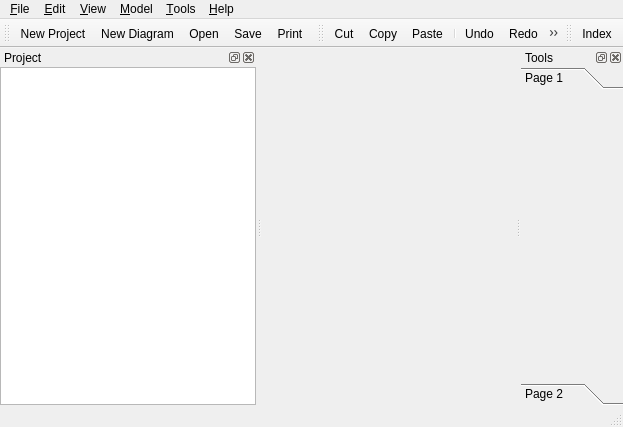
Qt form src/jalapaquery/mainwindow.ui (leonhad/jalapaquery) before a commit.
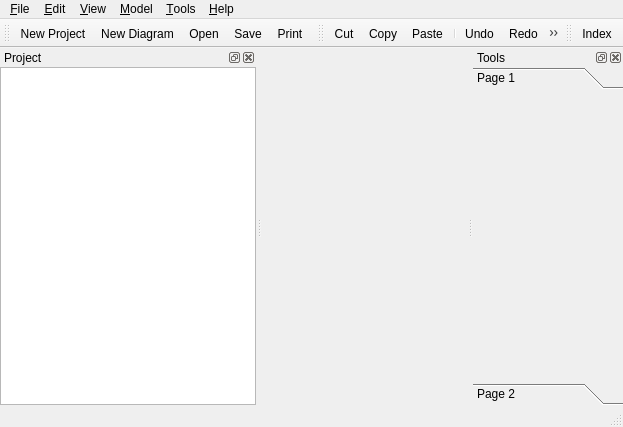
The same form after that commit. Icons and pictures are not drawn.

```diff
--- a/src/jalapaquery/mainwindow.ui
+++ b/src/jalapaquery/mainwindow.ui
@@ -257,7 +257,7 @@
    </property>
    <property name="minimumSize">
     <size>
-     <width>102</width>
+     <width>150</width>
      <height>170</height>
     </size>
    </property>
@@ -291,8 +291,8 @@
          <rect>
           <x>0</x>
           <y>0</y>
-          <width>102</width>
-          <height>254</height>
+          <width>150</width>
+          <height>258</height>
          </rect>
         </property>
         <attribute name="label">
```
Left out of the diff: 37 changed lines with no effect on the pictures.
